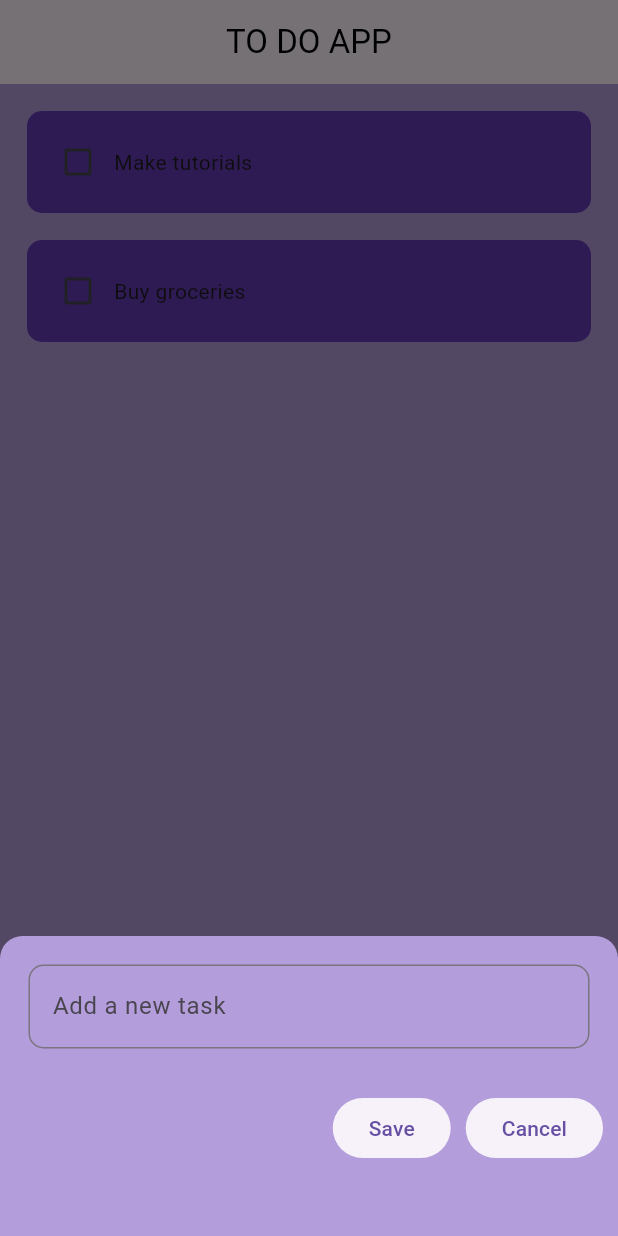
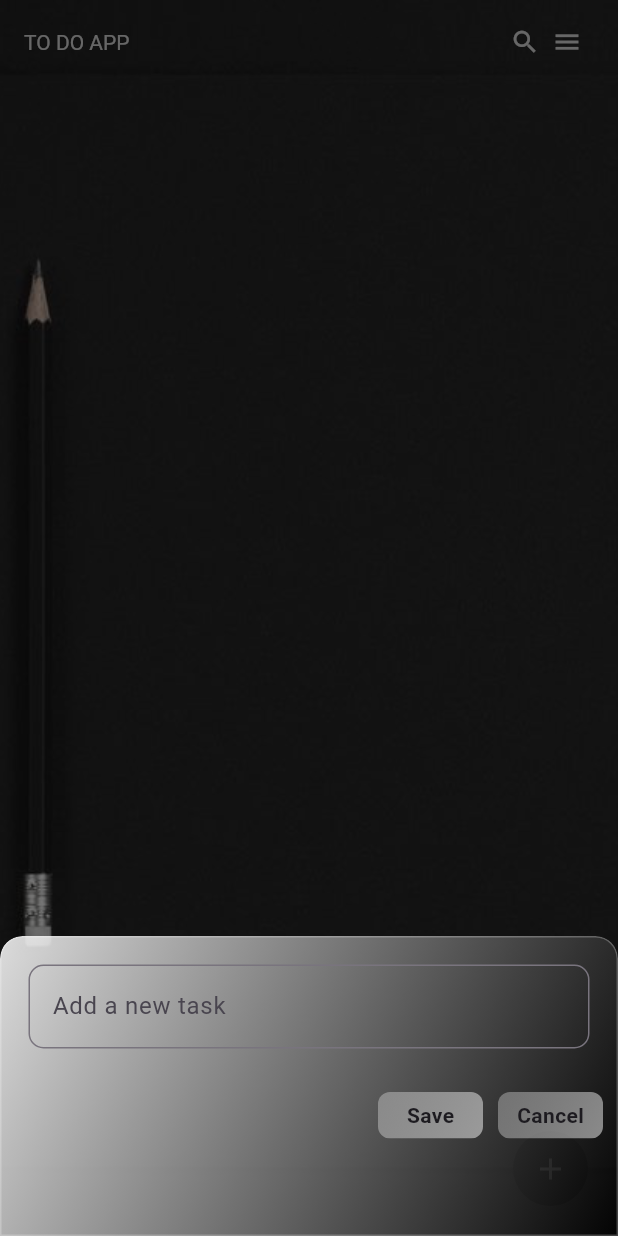
Before and after one commit to Jessedancr/Flutter, a Flutter app: the screen it shows after launch, after a tap on the "add" icon, on a phone screen of 412 x 824 dp. Run offline on Flutter 3.47's test engine with Material 3 defaults, Android fonts, the phone set to English and light mode, and no system bars; drawn by our look-alikes of flutter_slidable; our stand-ins replace math_expressions.

Commit message:
Changes: New and improved UI

```diff
--- a/to_do_app/lib/home_page.dart
+++ b/to_do_app/lib/home_page.dart
@@ -1,30 +1,29 @@
 import 'package:flutter/material.dart';
+import 'my_appbar.dart';
 import 'my_bottom_sheet.dart';
+import 'reusables/add_button.dart';
 import 'reusables/to_do_tile.dart';
 
 class HomePage extends StatefulWidget {
   const HomePage({super.key});
 
   @override
-  State<HomePage> createState() => _HomePageState();
+  State<HomePage> createState() => HomePageState();
 }
 
-class _HomePageState extends State<HomePage> {
+class HomePageState extends State<HomePage> {
   final _controller = TextEditingController();
-  // List of to do items
-  final List toDoItems = [
-    ['Make tutorials', false],
-    ['Buy groceries', false],
-  ];
+  // LIST OF TO DO ITEMS
+  final List toDoItems = [];
 
-  // Function to check the checkbox
+  // FUNCTION TO CHECK THE CHECKBOX
   void checkBoxChanged(bool value, int index) {
     setState(() {
       toDoItems[index][1] = !toDoItems[index][1];
     });
   }
 
-  // Function to save new task
+// FUNCTION TO SAVE NEW TASK
   void saveNewTask() {
     setState(() {
       toDoItems.add([_controller.text, false]);
@@ -33,11 +32,11 @@ class _HomePageState extends State<HomePage> {
     });
   }
 
-  // Function to add new task
+  // FUNCTION TO ADD NEW TASK
   void createNewTask() {
     showModalBottomSheet(
         isDismissible: false,
-        backgroundColor: Colors.deepPurple[200],
+        backgroundColor: Colors.transparent,
         shape: RoundedRectangleBorder(
           borderRadius: BorderRadiusDirectional.only(
             topStart: Radius.circular(15.0),
@@ -48,12 +47,12 @@ class _HomePageState extends State<HomePage> {
         builder: (BuildContext) {
           return MyBottomSheet(
             onSave: saveNewTask,
-            onCancel: () => Navigator.of(context).pop(),
             controller: _controller,
           );
         });
   }
 
+  // FUNCTION TO DELETE TASK
   void deleteTask(index) {
     setState(() {
       toDoItems.removeAt(index);
@@ -63,26 +62,25 @@ class _HomePageState extends State<HomePage> {
   @override
   Widget build(BuildContext context) {
     return Scaffold(
-      backgroundColor: Colors.deepPurple[200],
-      appBar: AppBar(
-        elevation: 0.0,
-        title: Text(
-          'TO DO APP',
-          style: TextStyle(
-            color: Colors.black,
+      body: Container(
+        decoration: BoxDecoration(
+          image: DecorationImage(
+              image: AssetImage(
+                'images/background2.jpg',
               ),
+              fit: BoxFit.cover),
         ),
-        centerTitle: true,
-      ),
-      floatingActionButton: FloatingActionButton(
-        elevation: 0.0,
-        child: Icon(
-          Icons.add,
-          color: Colors.black,
-        ),
-        onPressed: createNewTask,
-      ),
-      body: ListView.builder(
+        child: Stack(
+          children: [
+            MyAppBar(),
+            Positioned(
+              top: 30,
+              left: 0,
+              right: 0,
+              bottom: 0,
+              child: ListView.builder(
+                scrollDirection: Axis.vertical,
+                shrinkWrap: true,
                 itemCount: toDoItems.length,
                 itemBuilder: (context, index) {
                   return ToDoTile(
@@ -93,6 +91,19 @@ class _HomePageState extends State<HomePage> {
                   );
                 },
               ),
+            ),
+
+            // Add Button
+            Positioned(
+              bottom: 20,
+              right: 20,
+              child: AddButton(
+                onTap: createNewTask,
+              ),
+            ),
+          ],
+        ),
+      ),
     );
   }
 }
--- a/to_do_app/lib/main.dart
+++ b/to_do_app/lib/main.dart
@@ -12,7 +12,7 @@ class MyApp extends StatelessWidget {
   @override
   Widget build(BuildContext context) {
     return MaterialApp(
-      theme: ThemeData(primarySwatch: Colors.deepPurple),
+      //theme: ThemeData(primarySwatch: Colors.deepPurple),
       debugShowCheckedModeBanner: false,
       home: HomePage(),
     );
--- /dev/null
+++ b/to_do_app/lib/my_appbar.dart
@@ -0,0 +1,39 @@
+import 'package:flutter/material.dart';
+
+class MyAppBar extends StatelessWidget {
+  const MyAppBar({super.key});
+
+  @override
+  Widget build(BuildContext context) {
+    return AppBar(
+      elevation: 0.0,
+      backgroundColor: Colors.transparent,
+      title: Row(
+        mainAxisAlignment: MainAxisAlignment.spaceBetween,
+        children: [
+          Text(
+            'TO DO APP',
+            style: TextStyle(fontSize: 14.0, color: Colors.grey[300]),
+          ),
+          Row(
+            children: [
+              Icon(
+                Icons.search,
+                size: 20.0,
+                color: Colors.grey[300],
+              ),
+              Padding(
+                padding: const EdgeInsets.all(8.0),
+                child: Icon(
+                  Icons.menu,
+                  size: 20.0,
+                  color: Colors.grey[300],
+                ),
+              ),
+            ],
+          ),
+        ],
+      ),
+    );
+  }
+}
--- a/to_do_app/lib/my_bottom_sheet.dart
+++ b/to_do_app/lib/my_bottom_sheet.dart
@@ -1,23 +1,62 @@
 // ignore_for_file: prefer_typing_uninitialized_variables, must_be_immutable
+import 'dart:ui';
+import 'package:flutter/material.dart';
+import 'reusables/bottom_sheet_button.dart';
+import 'home_page.dart';
 
-import 'package:flutter/material.dart';
+var _borderRadius = Radius.circular(15.0);
 
 class MyBottomSheet extends StatelessWidget {
   final controller;
-  VoidCallback onSave;
-  VoidCallback onCancel;
+  final onSave;
+
   MyBottomSheet({
     super.key,
     required this.controller,
-    required this.onSave,
-    required this.onCancel,
+    this.onSave,
   });
+
+  var homePage = HomePageState();
 
   @override
   Widget build(BuildContext context) {
-    return Container(
+    return ClipRRect(
+      borderRadius: BorderRadiusDirectional.only(
+        topStart: _borderRadius,
+        topEnd: _borderRadius,
+      ),
+      child: Container(
         height: 200,
-      child: Column(
+        child: Stack(
+          children: [
+            // Blur effect
+            BackdropFilter(
+              filter: ImageFilter.blur(
+                sigmaX: 5.0,
+                sigmaY: 5.0,
+              ),
+            ),
+            // Gradient effect
+            Container(
+              decoration: BoxDecoration(
+                border: Border.all(color: Colors.white.withOpacity(0.25)),
+                borderRadius: BorderRadiusDirectional.only(
+                  topStart: _borderRadius,
+                  topEnd: _borderRadius,
+                ),
+                gradient: LinearGradient(
+                  colors: [
+                    Colors.white.withOpacity(0.85),
+                    Colors.black.withOpacity(0.8)
+                  ],
+                  begin: Alignment.topLeft,
+                  end: Alignment.bottomRight,
+                ),
+              ),
+            ),
+
+            // Child
+            Column(
               children: [
                 Padding(
                   padding: const EdgeInsets.all(19.0),
@@ -36,7 +75,7 @@ class MyBottomSheet extends StatelessWidget {
                       focusedBorder: OutlineInputBorder(
                         borderRadius: BorderRadius.circular(10.0),
                         borderSide: BorderSide(
-                    color: Colors.white,
+                          color: Colors.white.withOpacity(0.65),
                         ),
                       ),
                     ),
@@ -47,27 +86,66 @@ class MyBottomSheet extends StatelessWidget {
                 Row(
                   mainAxisAlignment: MainAxisAlignment.end,
                   children: [
-              ElevatedButton(
-                style: ButtonStyle(
-                  elevation: MaterialStatePropertyAll(0.0),
+                    // SAVE BUTTON
+                    GestureDetector(
+                      onTap: onSave,
+                      child: ClipRRect(
+                        borderRadius: BorderRadius.circular(8.0),
+                        child: SizedBox(
+                          width: 70,
+                          height: 31,
+                          child: Stack(
+                            children: [
+                              // Blur effect
+                              BackdropFilter(
+                                filter:
+                                    ImageFilter.blur(sigmaX: 5.0, sigmaY: 5.0),
                               ),
-                onPressed: onSave,
-                child: Text('Save'),
+
+                              // Gradient effect
+                              Container(
+                                decoration: BoxDecoration(
+                                  gradient: LinearGradient(
+                                    colors: [
+                                      Colors.white.withOpacity(0.3),
+                                      Colors.white.withOpacity(0.5),
+                                    ],
+                                    begin: Alignment.topLeft,
+                                    end: Alignment.bottomRight,
                                   ),
+                                ),
+                              ),
+
+                              // CHILD
+                              Center(
+                                child: Text(
+                                  'Save',
+                                  style: TextStyle(
+                                    fontWeight: FontWeight.w600,
+                                  ),
+                                ),
+                              ),
+                            ],
+                          ),
+                        ),
+                      ),
+                    ),
+
+                    // CANCEL BUTTON
                     Padding(
                       padding: const EdgeInsets.all(10.0),
-                child: ElevatedButton(
-                  style: ButtonStyle(
-                    elevation: MaterialStatePropertyAll(0.0),
-                  ),
-                  onPressed: onCancel,
-                  child: Text('Cancel'),
+                      child: BottomSheetButton(
+                        buttonText: 'Cancel',
+                        onTap: () => Navigator.of(context).pop(),
                       ),
                     ),
                   ],
                 )
               ],
             ),
+          ],
+        ),
+      ),
     );
   }
 }
--- /dev/null
+++ b/to_do_app/lib/reusables/add_button.dart
@@ -0,0 +1,22 @@
+import 'package:flutter/material.dart';
+
+class AddButton extends StatelessWidget {
+  final Function()? onTap;
+  const AddButton({super.key, required this.onTap});
+
+  @override
+  Widget build(BuildContext context) {
+    return GestureDetector(
+      onTap: onTap,
+      child: Container(
+        height: 50,
+        width: 50,
+        decoration: BoxDecoration(
+          color: Colors.black,
+          shape: BoxShape.circle,
+        ),
+        child: Icon(Icons.add, color: Colors.grey),
+      ),
+    );
+  }
+}
--- /dev/null
+++ b/to_do_app/lib/reusables/bottom_sheet_button.dart
@@ -0,0 +1,59 @@
+import 'dart:ui';
+
+import 'package:flutter/material.dart';
+
+class BottomSheetButton extends StatelessWidget {
+  final String buttonText;
+  final VoidCallback onTap;
+  const BottomSheetButton({
+    super.key,
+    required this.buttonText,
+    required this.onTap,
+  });
+
+  @override
+  Widget build(BuildContext context) {
+    return GestureDetector(
+      onTap: onTap,
+      child: ClipRRect(
+        borderRadius: BorderRadius.circular(8.0),
+        child: SizedBox(
+          width: 70,
+          height: 31,
+          child: Stack(
+            children: [
+              // Blur effect
+              BackdropFilter(
+                filter: ImageFilter.blur(sigmaX: 5.0, sigmaY: 5.0),
+              ),
+
+              // Gradient effect
+              Container(
+                decoration: BoxDecoration(
+                  gradient: LinearGradient(
+                    colors: [
+                      Colors.white.withOpacity(0.3),
+                      Colors.white.withOpacity(0.5),
+                    ],
+                    begin: Alignment.topLeft,
+                    end: Alignment.bottomRight,
+                  ),
+                ),
+              ),
+
+              // CHILD
+              Center(
+                child: Text(
+                  buttonText,
+                  style: TextStyle(
+                    fontWeight: FontWeight.w600,
+                  ),
+                ),
+              ),
+            ],
+          ),
+        ),
+      ),
+    );
+  }
+}
--- a/to_do_app/lib/reusables/to_do_tile.dart
+++ b/to_do_app/lib/reusables/to_do_tile.dart
@@ -1,4 +1,6 @@
 // ignore_for_file: must_be_immutable
+
+import 'dart:ui';
 
 import 'package:flutter/material.dart';
 import 'package:flutter_slidable/flutter_slidable.dart';
@@ -19,7 +21,7 @@ class ToDoTile extends StatelessWidget {
   @override
   Widget build(BuildContext context) {
     return Padding(
-      padding: const EdgeInsets.only(top: 18.0, left: 18.0, right: 18.0),
+      padding: const EdgeInsets.only(top: 22.0, left: 16.0, right: 16.0),
       child: Slidable(
         endActionPane: ActionPane(
           motion: StretchMotion(),
@@ -32,13 +34,39 @@ class ToDoTile extends StatelessWidget {
             ),
           ],
         ),
+        child: ClipRRect(
+          borderRadius: BorderRadius.circular(10.0),
           child: Container(
-          padding: EdgeInsets.all(10.0),
+            color: Colors.transparent,
+            height: 35,
+            child: Stack(
+              children: [
+                // Blur effect
+                BackdropFilter(
+                  filter: ImageFilter.blur(
+                    sigmaX: 5.0,
+                    sigmaY: 5.0,
+                  ),
+                  child: Container(),
+                ),
+
+                // Gradient effect
+                Container(
                   decoration: BoxDecoration(
                     borderRadius: BorderRadius.circular(10.0),
-            color: Colors.deepPurple,
+                    gradient: LinearGradient(
+                      colors: [
+                        Colors.white.withOpacity(0.25),
+                        Colors.black.withOpacity(0.75),
+                      ],
+                      begin: Alignment.topLeft,
+                      end: Alignment.bottomRight,
                     ),
-          child: Row(
+                  ),
+                ),
+
+                // Child
+                Row(
                   children: [
                     // Check box
                     Checkbox(
@@ -57,6 +85,9 @@ class ToDoTile extends StatelessWidget {
                     ),
                   ],
                 ),
+              ],
+            ),
+          ),
         ),
       ),
     );
```
Also changed, not shown: to_do_app/pubspec.yaml (+4 -3 lines), to_do_app/images/background1.jpg (added), to_do_app/images/background2.jpg (added), to_do_app/pubspec.lock. Lines whose indentation alone changed are shown as unchanged.
